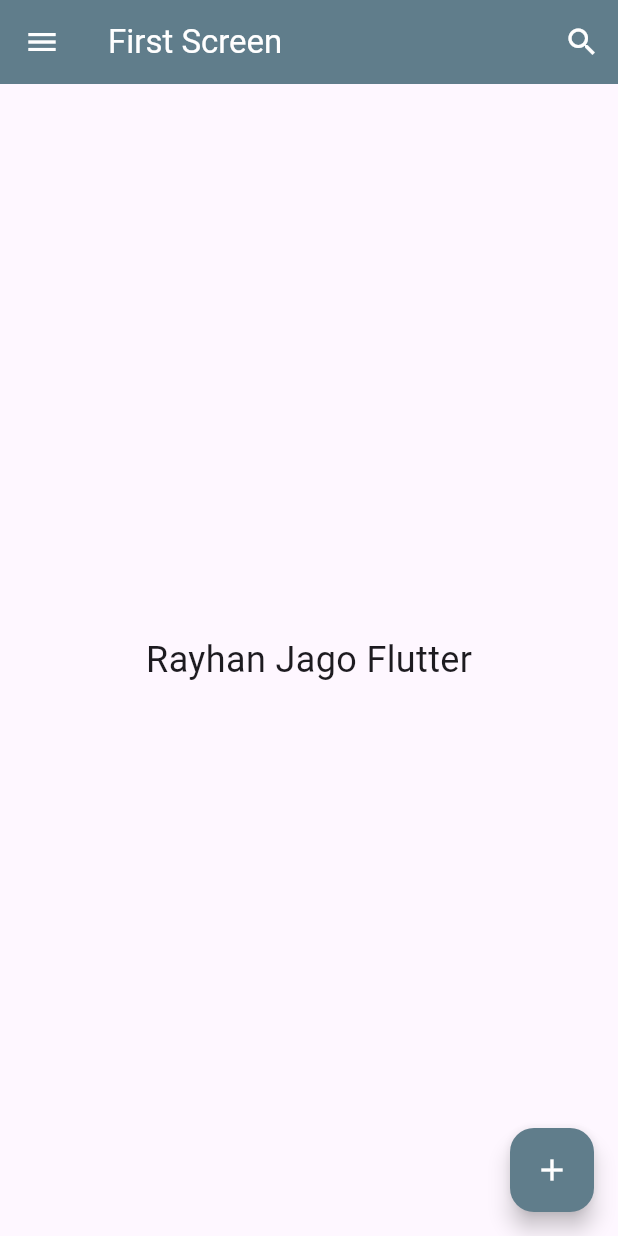
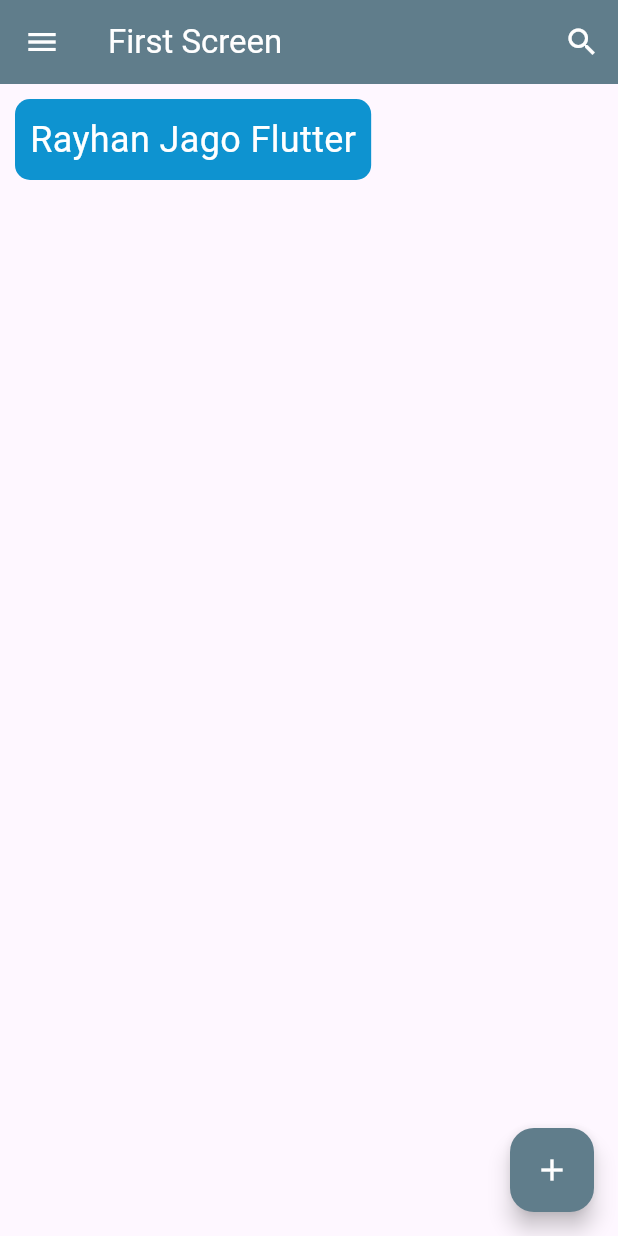
Before and after one commit to ryhn7/Flutter-Pemula, a Flutter app: the screen it shows after launch, on a phone screen of 412 x 824 dp. Run offline on Flutter 3.47's test engine with Material 2 defaults, Android fonts, the phone set to English and light mode, and no system bars.

Commit message:
scaffold-design container

```diff
--- a/Widget/widget/lib/first_screen.dart
+++ b/Widget/widget/lib/first_screen.dart
@@ -27,18 +27,24 @@ class FirstScreen extends StatelessWidget {
               color: Colors.white,
             )),
       ),
-      body: const Center(
-          child: Text(
-        'Rayhan Jago Flutter',
-        style: TextStyle(fontSize: 24),
-      )),
+      body: Container(
+          decoration: BoxDecoration(
+            color: const Color.fromARGB(255, 14, 147, 208),
+            borderRadius: BorderRadius.circular(10),
+          ),
+          margin: const EdgeInsets.all(10),
+          padding: const EdgeInsets.all(10),
+          child: const Text(
+            'Rayhan Jago Flutter',
+            style: TextStyle(fontSize: 24, color: Colors.white),
+          )),
       floatingActionButton: FloatingActionButton(
         onPressed: () {},
         backgroundColor: Colors.blueGrey,
         child: const Icon(
           Icons.add,
           color: Colors.white,
-          ),
+        ),
       ),
     );
   }
```
